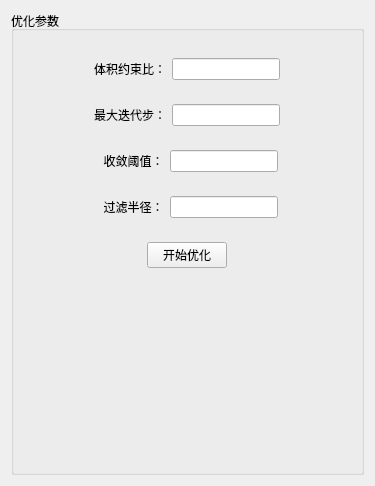
First picture: the form in WidgetUi/OptimizeParaWidget.ui, repository Jarvis-Chiang/ProLab, before the edit.
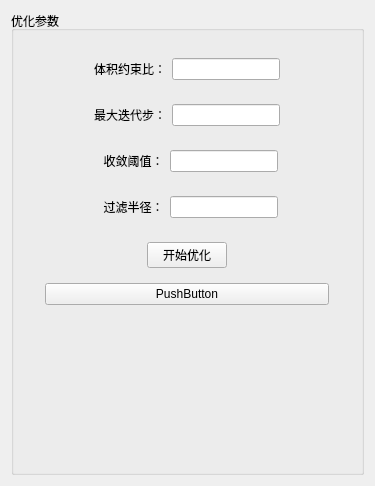
Second picture: the form after the edit.

Patch:
```diff
--- a/WidgetUi/OptimizeParaWidget.ui
+++ b/WidgetUi/OptimizeParaWidget.ui
@@ -242,6 +242,13 @@
            </layout>
           </widget>
          </item>
+         <item>
+          <widget class="QPushButton" name="pushButton">
+           <property name="text">
+            <string>PushButton</string>
+           </property>
+          </widget>
+         </item>
          <item>
           <spacer name="verticalSpacer">
            <property name="orientation">
```
